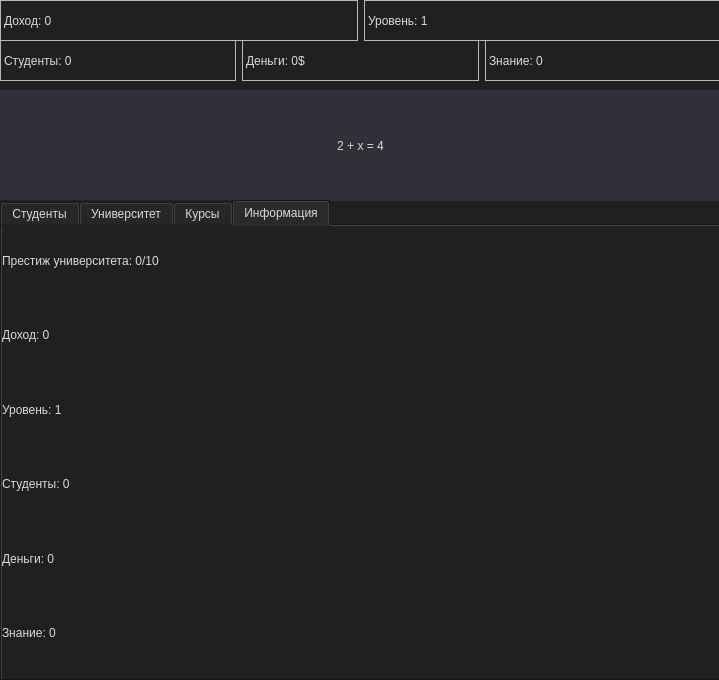
Above: game_ui.ui from OkulusDev/ProfessorClicker before the change. Below: the same form after it.
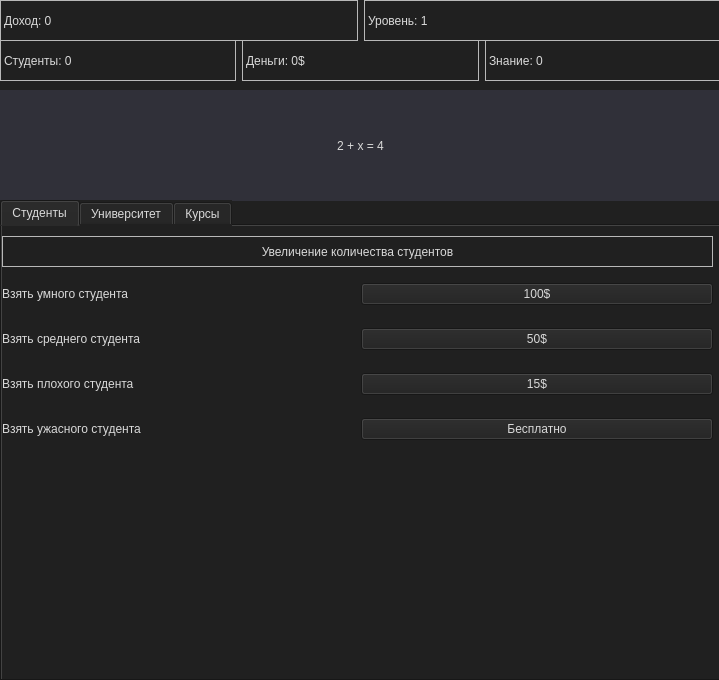
That is the form after the change. The open tabs and pages were chosen to show the change. Icons and pictures are not drawn.

Commit message: feat: добавление системы мест, удаление некоторых ненужных вещей, добавления UI для будущих курсов

```diff
--- a/game_ui.ui
+++ b/game_ui.ui
@@ -2554,65 +2554,6 @@
       </layout>
      </widget>
     </widget>
-    <widget class="QWidget" name="tab_7">
-     <attribute name="title">
-      <string>Информация</string>
-     </attribute>
-     <widget class="QWidget" name="verticalLayoutWidget">
-      <property name="geometry">
-       <rect>
-        <x>0</x>
-        <y>0</y>
-        <width>721</width>
-        <height>441</height>
-       </rect>
-      </property>
-      <layout class="QVBoxLayout" name="verticalLayout">
-       <item>
-        <widget class="QLabel" name="label_6">
-         <property name="text">
-          <string>Престиж университета: 0/10</string>
-         </property>
-        </widget>
-       </item>
-       <item>
-        <widget class="QLabel" name="label_14">
-         <property name="text">
-          <string>Доход: 0</string>
-         </property>
-        </widget>
-       </item>
-       <item>
-        <widget class="QLabel" name="label_15">
-         <property name="text">
-          <string>Уровень: 1</string>
-         </property>
-        </widget>
-       </item>
-       <item>
-        <widget class="QLabel" name="label_9">
-         <property name="text">
-          <string>Студенты: 0</string>
-         </property>
-        </widget>
-       </item>
-       <item>
-        <widget class="QLabel" name="label_8">
-         <property name="text">
-          <string>Деньги: 0</string>
-         </property>
-        </widget>
-       </item>
-       <item>
-        <widget class="QLabel" name="label_7">
-         <property name="text">
-          <string>Знание: 0</string>
-         </property>
-        </widget>
-       </item>
-      </layout>
-     </widget>
-    </widget>
    </widget>
    <widget class="QWidget" name="gridLayoutWidget_4">
     <property name="geometry">
```
Left out of the diff: 14 changed lines with no effect on the pictures. The commit also changes 3 other files.
